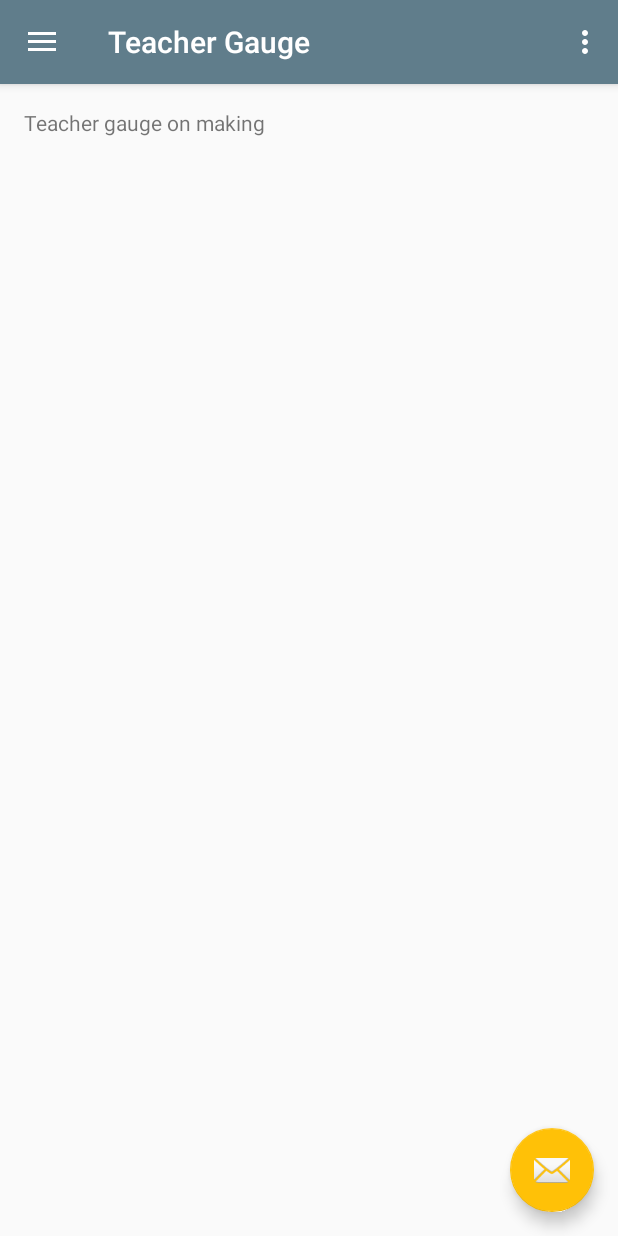
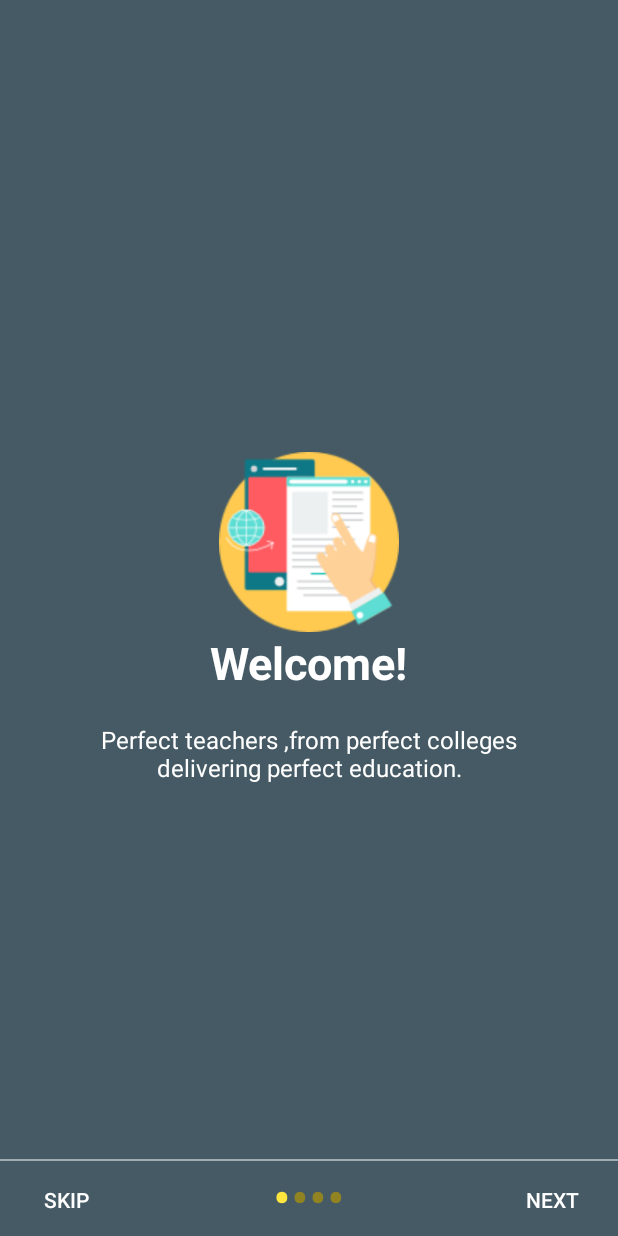
Before and after one commit to bqevin/Hack2Teach-TeacherGauge, an Android app: the screen it shows after launch (MainActivity before the commit, WelcomeActivity after it), on a phone screen of 412 x 824 dp. Run offline under Robolectric (Android 15) with nearby library versions, the phone set to English and light mode, and no system bars; our stand-ins replace Volley.

Commit message:
Custom Welcome screens

```diff
--- a/app/src/main/java/com/projects/kevinbarassa/teachergauge/MainActivity.java
+++ b/app/src/main/java/com/projects/kevinbarassa/teachergauge/MainActivity.java
@@ -31,38 +31,6 @@ public class MainActivity extends AppCompatActivity
          * Intro activity
          */
 
-        //  Declare a new thread to do a preference check
-        Thread t = new Thread(new Runnable() {
-            @Override
-            public void run() {
-                //  Initialize SharedPreferences
-                SharedPreferences getPrefs = PreferenceManager
-                        .getDefaultSharedPreferences(getBaseContext());
-
-                //  Create a new boolean and preference and set it to true
-                boolean isFirstStart = getPrefs.getBoolean("firstStart", true);
-
-                //  If the activity has never started before...
-                if (isFirstStart) {
-
-                    //  Launch app intro
-                    Intent i = new Intent(MainActivity.this, IntroActivity.class);
-                    startActivity(i);
-
-                    //  Make a new preferences editor
-                    SharedPreferences.Editor e = getPrefs.edit();
-
-                    //  Edit preference to make it false because we don't want this to run again
-                    e.putBoolean("firstStart", false);
-
-                    //  Apply changes
-                    e.apply();
-                }
-            }
-        });
-
-        // Start the thread
-        t.start();
 
         FloatingActionButton fab = (FloatingActionButton) findViewById(R.id.fab);
         fab.setOnClickListener(new View.OnClickListener() {
--- /dev/null
+++ b/app/src/main/java/com/projects/kevinbarassa/teachergauge/PrefManager.java
@@ -0,0 +1,38 @@
+package com.projects.kevinbarassa.teachergauge;
+
+import android.content.Context;
+import android.content.SharedPreferences;
+
+/**
+ * Created by Kevin Barassa on 24-Nov-16.
+ */
+
+public class PrefManager {
+    SharedPreferences pref;
+    SharedPreferences.Editor editor;
+    Context _context;
+
+    // shared pref mode
+    int PRIVATE_MODE = 0;
+
+    // Shared preferences file name
+    private static final String PREF_NAME = "teacher-welcome";
+
+    private static final String IS_FIRST_TIME_LAUNCH = "IsFirstTimeLaunch";
+
+    public PrefManager(Context context) {
+        this._context = context;
+        pref = _context.getSharedPreferences(PREF_NAME, PRIVATE_MODE);
+        editor = pref.edit();
+    }
+
+    public void setFirstTimeLaunch(boolean isFirstTime) {
+        editor.putBoolean(IS_FIRST_TIME_LAUNCH, isFirstTime);
+        editor.commit();
+    }
+
+    public boolean isFirstTimeLaunch() {
+        return pref.getBoolean(IS_FIRST_TIME_LAUNCH, true);
+    }
+
+}
--- /dev/null
+++ b/app/src/main/java/com/projects/kevinbarassa/teachergauge/WelcomeActivity.java
@@ -0,0 +1,206 @@
+package com.projects.kevinbarassa.teachergauge;
+
+import android.content.Context;
+import android.content.Intent;
+import android.graphics.Color;
+import android.os.Build;
+import android.os.Bundle;
+import android.support.v4.view.PagerAdapter;
+import android.support.v4.view.ViewPager;
+import android.support.v7.app.AppCompatActivity;
+import android.text.Html;
+import android.view.LayoutInflater;
+import android.view.View;
+import android.view.ViewGroup;
+import android.view.Window;
+import android.view.WindowManager;
+import android.widget.Button;
+import android.widget.LinearLayout;
+import android.widget.TextView;
+
+/**
+ * Created by Kevin Barassa on 24-Nov-16.
+ */
+
+public class WelcomeActivity extends AppCompatActivity {
+
+    private ViewPager viewPager;
+    private MyViewPagerAdapter myViewPagerAdapter;
+    private LinearLayout dotsLayout;
+    private TextView[] dots;
+    private int[] layouts;
+    private Button btnSkip, btnNext;
+    private PrefManager prefManager;
+
+    @Override
+    protected void onCreate(Bundle savedInstanceState) {
+        super.onCreate(savedInstanceState);
+
+        // Checking for first time launch - before calling setContentView()
+        prefManager = new PrefManager(this);
+        if (!prefManager.isFirstTimeLaunch()) {
+            launchHomeScreen();
+            finish();
+        }
+
+        // Making notification bar transparent
+        if (Build.VERSION.SDK_INT >= 21) {
+            getWindow().getDecorView().setSystemUiVisibility(View.SYSTEM_UI_FLAG_LAYOUT_STABLE | View.SYSTEM_UI_FLAG_LAYOUT_FULLSCREEN);
+        }
+
+        setContentView(R.layout.activity_welcome);
+
+        viewPager = (ViewPager) findViewById(R.id.view_pager);
+        dotsLayout = (LinearLayout) findViewById(R.id.layoutDots);
+        btnSkip = (Button) findViewById(R.id.btn_skip);
+        btnNext = (Button) findViewById(R.id.btn_next);
+
+
+        // layouts of all welcome sliders
+        // add few more layouts if you want
+        layouts = new int[]{
+                R.layout.welcome_slide1,
+                R.layout.welcome_slide2,
+                R.layout.welcome_slide3,
+                R.layout.welcome_slide4};
+
+        // adding bottom dots
+        addBottomDots(0);
+
+        // making notification bar transparent
+        changeStatusBarColor();
+
+        myViewPagerAdapter = new MyViewPagerAdapter();
+        viewPager.setAdapter(myViewPagerAdapter);
+        viewPager.addOnPageChangeListener(viewPagerPageChangeListener);
+
+        btnSkip.setOnClickListener(new View.OnClickListener() {
+            @Override
+            public void onClick(View v) {
+                launchHomeScreen();
+            }
+        });
+
+        btnNext.setOnClickListener(new View.OnClickListener() {
+            @Override
+            public void onClick(View v) {
+                // checking for last page
+                // if last page home screen will be launched
+                int current = getItem(+1);
+                if (current < layouts.length) {
+                    // move to next screen
+                    viewPager.setCurrentItem(current);
+                } else {
+                    launchHomeScreen();
+                }
+            }
+        });
+    }
+
+    private void addBottomDots(int currentPage) {
+        dots = new TextView[layouts.length];
+
+        int[] colorsActive = getResources().getIntArray(R.array.array_dot_active);
+        int[] colorsInactive = getResources().getIntArray(R.array.array_dot_inactive);
+
+        dotsLayout.removeAllViews();
+        for (int i = 0; i < dots.length; i++) {
+            dots[i] = new TextView(this);
+            dots[i].setText(Html.fromHtml("&#8226;"));
+            dots[i].setTextSize(35);
+            dots[i].setTextColor(colorsInactive[currentPage]);
+            dotsLayout.addView(dots[i]);
+        }
+
+        if (dots.length > 0)
+            dots[currentPage].setTextColor(colorsActive[currentPage]);
+    }
+
+    private int getItem(int i) {
+        return viewPager.getCurrentItem() + i;
+    }
+
+    private void launchHomeScreen() {
+        prefManager.setFirstTimeLaunch(false);
+        startActivity(new Intent(WelcomeActivity.this, MainActivity.class));
+        finish();
+    }
+
+    //  viewpager change listener
+    ViewPager.OnPageChangeListener viewPagerPageChangeListener = new ViewPager.OnPageChangeListener() {
+
+        @Override
+        public void onPageSelected(int position) {
+            addBottomDots(position);
+
+            // changing the next button text 'NEXT' / 'GOT IT'
+            if (position == layouts.length - 1) {
+                // last page. make button text to GOT IT
+                btnNext.setText(getString(R.string.start));
+                btnSkip.setVisibility(View.GONE);
+            } else {
+                // still pages are left
+                btnNext.setText(getString(R.string.next));
+                btnSkip.setVisibility(View.VISIBLE);
+            }
+        }
+
+        @Override
+        public void onPageScrolled(int arg0, float arg1, int arg2) {
+
+        }
+
+        @Override
+        public void onPageScrollStateChanged(int arg0) {
+
+        }
+    };
+
+    /**
+     * Making notification bar transparent
+     */
+    private void changeStatusBarColor() {
+        if (Build.VERSION.SDK_INT >= Build.VERSION_CODES.LOLLIPOP) {
+            Window window = getWindow();
+            window.addFlags(WindowManager.LayoutParams.FLAG_DRAWS_SYSTEM_BAR_BACKGROUNDS);
+            window.setStatusBarColor(Color.TRANSPARENT);
+        }
+    }
+
+    /**
+     * View pager adapter
+     */
+    public class MyViewPagerAdapter extends PagerAdapter {
+        private LayoutInflater layoutInflater;
+
+        public MyViewPagerAdapter() {
+        }
+
+        @Override
+        public Object instantiateItem(ViewGroup container, int position) {
+            layoutInflater = (LayoutInflater) getSystemService(Context.LAYOUT_INFLATER_SERVICE);
+
+            View view = layoutInflater.inflate(layouts[position], container, false);
+            container.addView(view);
+
+            return view;
+        }
+
+        @Override
+        public int getCount() {
+            return layouts.length;
+        }
+
+        @Override
+        public boolean isViewFromObject(View view, Object obj) {
+            return view == obj;
+        }
+
+
+        @Override
+        public void destroyItem(ViewGroup container, int position, Object object) {
+            View view = (View) object;
+            container.removeView(view);
+        }
+    }
+}
--- /dev/null
+++ b/app/src/main/res/layout/activity_welcome.xml
@@ -0,0 +1,51 @@
+<?xml version="1.0" encoding="utf-8"?>
+<RelativeLayout xmlns:android="http://schemas.android.com/apk/res/android"
+    xmlns:app="http://schemas.android.com/apk/res-auto"
+    xmlns:tools="http://schemas.android.com/tools"
+    android:layout_width="match_parent"
+    android:layout_height="match_parent"
+    tools:showIn="@layout/activity_welcome">
+
+
+    <android.support.v4.view.ViewPager
+        android:id="@+id/view_pager"
+        android:layout_width="match_parent"
+        android:layout_height="match_parent" />
+
+    <LinearLayout
+        android:id="@+id/layoutDots"
+        android:layout_width="match_parent"
+        android:layout_height="@dimen/dots_height"
+        android:layout_alignParentBottom="true"
+        android:layout_marginBottom="@dimen/dots_margin_bottom"
+        android:gravity="center"
+        android:orientation="horizontal"></LinearLayout>
+
+    <View
+        android:layout_width="match_parent"
+        android:layout_height="1dp"
+        android:alpha=".5"
+        android:layout_above="@id/layoutDots"
+        android:background="@android:color/white" />
+
+    <Button
+        android:id="@+id/btn_next"
+        android:layout_width="wrap_content"
+        android:layout_height="wrap_content"
+        android:layout_alignParentBottom="true"
+        android:layout_alignParentRight="true"
+        android:background="@null"
+        android:text="Next"
+        android:textColor="@android:color/white" />
+
+    <Button
+        android:id="@+id/btn_skip"
+        android:layout_width="wrap_content"
+        android:layout_height="wrap_content"
+        android:layout_alignParentBottom="true"
+        android:layout_alignParentLeft="true"
+        android:background="@null"
+        android:text="Skip"
+        android:textColor="@android:color/white" />
+
+</RelativeLayout>
--- /dev/null
+++ b/app/src/main/res/layout/welcome_slide1.xml
@@ -0,0 +1,39 @@
+<?xml version="1.0" encoding="utf-8"?>
+<RelativeLayout xmlns:android="http://schemas.android.com/apk/res/android"
+    android:layout_width="match_parent"
+    android:layout_height="match_parent"
+    android:background="@color/colorPrimaryDark">
+
+    <LinearLayout
+        android:layout_width="wrap_content"
+        android:layout_height="wrap_content"
+        android:layout_centerInParent="true"
+        android:gravity="center_horizontal"
+        android:orientation="vertical">
+
+        <ImageView
+            android:layout_width="@dimen/img_width_height"
+            android:layout_height="@dimen/img_width_height"
+            android:src="@drawable/sc1" />
+
+        <TextView
+            android:layout_width="wrap_content"
+            android:layout_height="wrap_content"
+            android:text="Welcome!"
+            android:textColor="@android:color/white"
+            android:textSize="@dimen/slide_title"
+            android:textStyle="bold" />
+
+        <TextView
+            android:layout_width="wrap_content"
+            android:layout_height="wrap_content"
+            android:layout_marginTop="20dp"
+            android:paddingLeft="@dimen/desc_padding"
+            android:paddingRight="@dimen/desc_padding"
+            android:text="Perfect teachers ,from perfect colleges delivering perfect education."
+            android:textAlignment="center"
+            android:textColor="@android:color/white"
+            android:textSize="@dimen/slide_desc" />
+
+    </LinearLayout>
+</RelativeLayout>
--- a/app/src/main/res/values/colors.xml
+++ b/app/src/main/res/values/colors.xml
@@ -8,4 +8,33 @@
     <color name="secondary_text">#757575</color>
     <color name="icons">#FFFFFF</color>
     <color name="divider">#BDBDBD</color>
+
+
+
+    <!-- dots inactive colors -->
+    <color name="dot_dark_screen1">#918322</color>
+    <color name="dot_dark_screen2">#263ab1</color>
+    <color name="dot_dark_screen3">#0081ba</color>
+    <color name="dot_dark_screen4">#918322</color>
+
+    <!-- dots active colors -->
+    <color name="dot_light_screen1">#FFE63F</color>
+    <color name="dot_light_screen2">#8094ff</color>
+    <color name="dot_light_screen3">#8adbff</color>
+    <color name="dot_light_screen4">#FFE63F</color>
+
+    <array name="array_dot_active">
+        <item>@color/dot_light_screen1</item>
+        <item>@color/dot_light_screen2</item>
+        <item>@color/dot_light_screen3</item>
+        <item>@color/dot_light_screen4</item>
+    </array>
+
+    <array name="array_dot_inactive">
+        <item>@color/dot_dark_screen1</item>
+        <item>@color/dot_dark_screen2</item>
+        <item>@color/dot_dark_screen3</item>
+        <item>@color/dot_dark_screen4</item>
+    </array>
+
 </resources>
--- a/app/src/main/res/values/dimens.xml
+++ b/app/src/main/res/values/dimens.xml
@@ -6,4 +6,15 @@
     <dimen name="activity_horizontal_margin">16dp</dimen>
     <dimen name="activity_vertical_margin">16dp</dimen>
     <dimen name="fab_margin">16dp</dimen>
+    <dimen name="tool_bar_text_size">22sp</dimen>
+    <dimen name="main_screen_side_padding">10dp</dimen>
+    <dimen name="text_top_padding">25dp</dimen>
+    <dimen name="title_text_size">26sp</dimen>
+    <dimen name="tool_bar_height">56dp</dimen>
+    <dimen name="dots_height">30dp</dimen>
+    <dimen name="dots_margin_bottom">20dp</dimen>
+    <dimen name="img_width_height">120dp</dimen>
+    <dimen name="slide_title">30dp</dimen>
+    <dimen name="slide_desc">16dp</dimen>
+    <dimen name="desc_padding">40dp</dimen>
 </resources>
--- a/app/src/main/res/values/strings.xml
+++ b/app/src/main/res/values/strings.xml
@@ -3,6 +3,7 @@
 
     <string name="navigation_drawer_open">Open navigation drawer</string>
     <string name="navigation_drawer_close">Close navigation drawer</string>
-
+    <string name="start">Get Gauged</string>
+    <string name="next">NEXT</string>
     <string name="action_settings">Settings</string>
 </resources>
```
Also changed, not shown: app/src/main/AndroidManifest.xml (+6 -2 lines), app/src/main/java/com/projects/kevinbarassa/teachergauge/IntroActivity.java (deleted, +0 -69 lines), app/src/main/res/layout/welcome_slide2.xml (added, +41 -0 lines), app/src/main/res/layout/welcome_slide3.xml (added, +40 -0 lines), app/src/main/res/layout/welcome_slide4.xml (added, +40 -0 lines), app/src/main/res/drawable/sc1.png (added), app/src/main/res/drawable/sc2.png (added), app/src/main/res/drawable/sc3.png (added), app/src/main/res/drawable/sc4.png (added).
